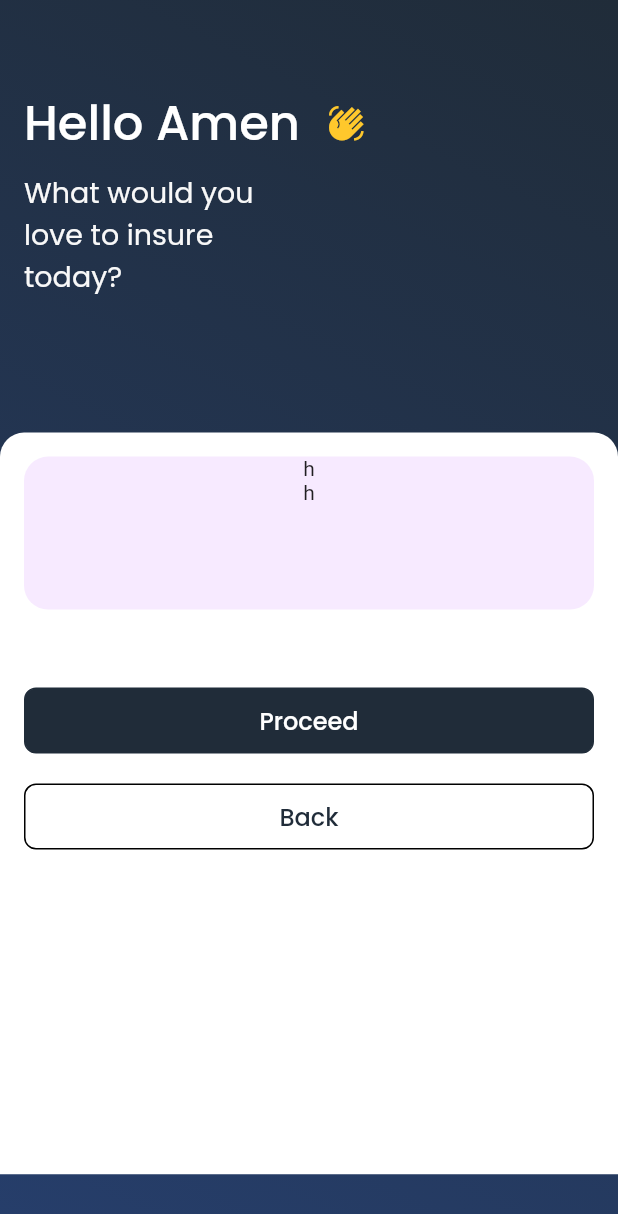
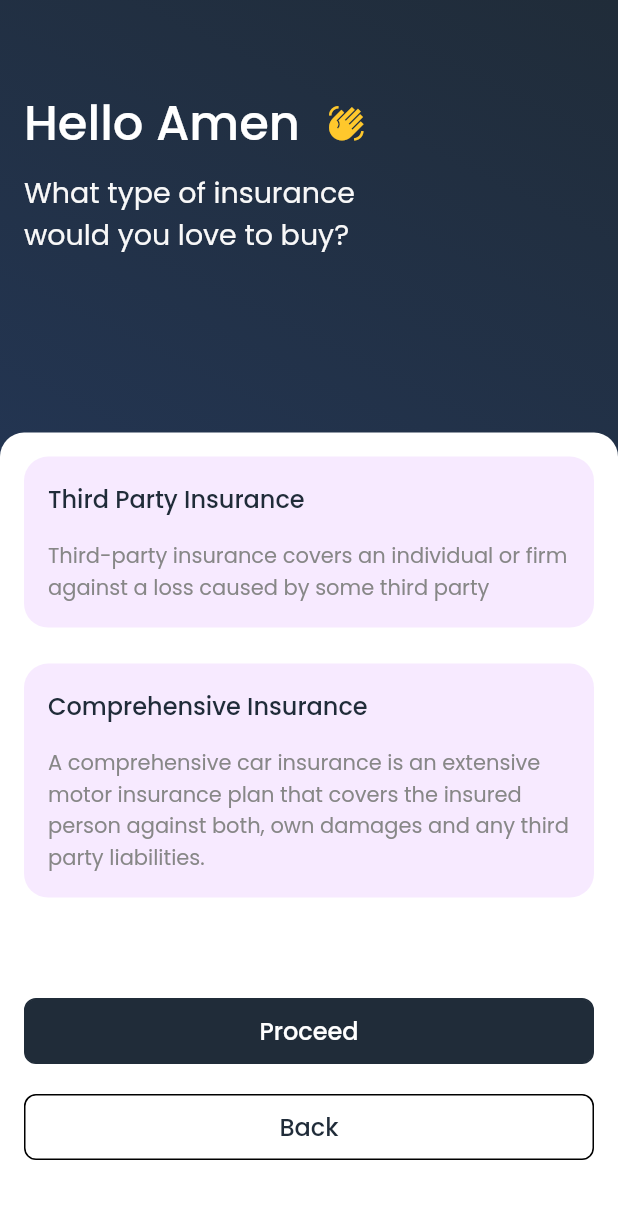
Before and after one commit to Akinnikemichael/autoloop_mobile, a Flutter app: the screen it shows after launch, after a tap on "Proceed", on a phone screen of 412 x 824 dp. Shown: the top 1214 px of the screen. Run offline on Flutter 3.47's test engine with Material 2 defaults, Android fonts, the light colour scheme and no system bars; our stand-ins replace dotted_border.

Commit message:
add completed file for second page

```diff
--- a/lib/screens/select_insurance_page.dart
+++ b/lib/screens/select_insurance_page.dart
@@ -55,9 +55,9 @@ class SelectInsurancePage extends StatelessWidget {
                           Padding(
                             padding: const EdgeInsets.only(top: 8.0),
                             child: SizedBox(
-                              width: MediaQuery.of(context).size.width * 0.45,
+                              width: MediaQuery.of(context).size.width * 0.55,
                               child: const Text(
-                                "What would you love to insure today?",
+                                "What type of insurance would you love to buy?",
                                 style: TextStyle(
                                   fontFamily: 'Poppins',
                                   fontSize: 19.0,
@@ -73,7 +73,7 @@ class SelectInsurancePage extends StatelessWidget {
                     Positioned(
                       top: height * 0.35,
                       child: Container(
-                        height: height * 0.60,
+                        height: height * 0.65,
                         width: width,
                         padding: const EdgeInsets.all(16.0),
                         decoration: const BoxDecoration(
@@ -88,24 +88,89 @@ class SelectInsurancePage extends StatelessWidget {
                             Column(
                               children: [
                                 Container(
-                                  height: 102.0,
                                   width: double.infinity,
                                   decoration: BoxDecoration(
                                     color: const Color(0XFFF7EAFF),
                                     borderRadius: BorderRadius.circular(16.0),
                                   ),
-                                  child: Column(children: const [
-                                    Text("h"),
-                                    Text("h"),
+                                  child: Column(children: [
+                                    Padding(
+                                      padding: const EdgeInsets.all(16.0),
+                                      child: Row(
+                                        children: const [
+                                          Text(
+                                            "Third Party Insurance",
+                                            style: TextStyle(
+                                                fontFamily: 'Poppins',
+                                                fontSize: 16.0,
+                                                fontWeight: FontWeight.w500,
+                                                color: Color(0XFF202C39)),
+                                          ),
+                                        ],
+                                      ),
+                                    ),
+                                    const Padding(
+                                      padding: EdgeInsets.only(
+                                          bottom: 16.0,
+                                          left: 16.0,
+                                          right: 16.0),
+                                      child: Text(
+                                        "Third-party insurance covers an individual or firm against a loss caused by some third party",
+                                        style: TextStyle(
+                                            fontFamily: 'Poppins',
+                                            fontSize: 14.0,
+                                            fontWeight: FontWeight.w400,
+                                            color: Color(0XFF878787)),
+                                      ),
+                                    ),
                                   ]),
                                 ),
-                                Column(
-                                  children: const [],
+                                const SizedBox(
+                                  height: 24.0,
+                                ),
+                                Container(
+                                  // height: 110.0,
+                                  width: double.infinity,
+                                  decoration: BoxDecoration(
+                                    color: const Color(0XFFF7EAFF),
+                                    borderRadius: BorderRadius.circular(16.0),
+                                  ),
+                                  child: Column(children: [
+                                    Padding(
+                                      padding: const EdgeInsets.all(16.0),
+                                      child: Row(
+                                        children: const [
+                                          Text(
+                                            "Comprehensive Insurance",
+                                            style: TextStyle(
+                                                fontFamily: 'Poppins',
+                                                fontSize: 16.0,
+                                                fontWeight: FontWeight.w500,
+                                                color: Color(0XFF202C39)),
+                                          ),
+                                        ],
+                                      ),
+                                    ),
+                                    const Padding(
+                                      padding: EdgeInsets.only(
+                                          bottom: 16.0,
+                                          left: 16.0,
+                                          right: 16.0),
+                                      child: Text(
+                                        "A comprehensive car insurance is an extensive motor insurance plan that covers the insured person against both, own damages and any third party liabilities.",
+                                        style: TextStyle(
+                                            fontFamily: 'Poppins',
+                                            fontSize: 14.0,
+                                            fontWeight: FontWeight.w400,
+                                            color: Color(0XFF878787)),
+                                      ),
+                                    ),
+                                  ]),
                                 ),
                               ],
                             ),
                             Padding(
-                              padding: const EdgeInsets.only(top: 52.0),
+                              padding: const EdgeInsets.only(top: 67.0),
                               child: ReusableButton(
                                 backgroundColor: const Color(0XFF202C39),
                                 borderColor: const Color(0XFF202C39),
```
